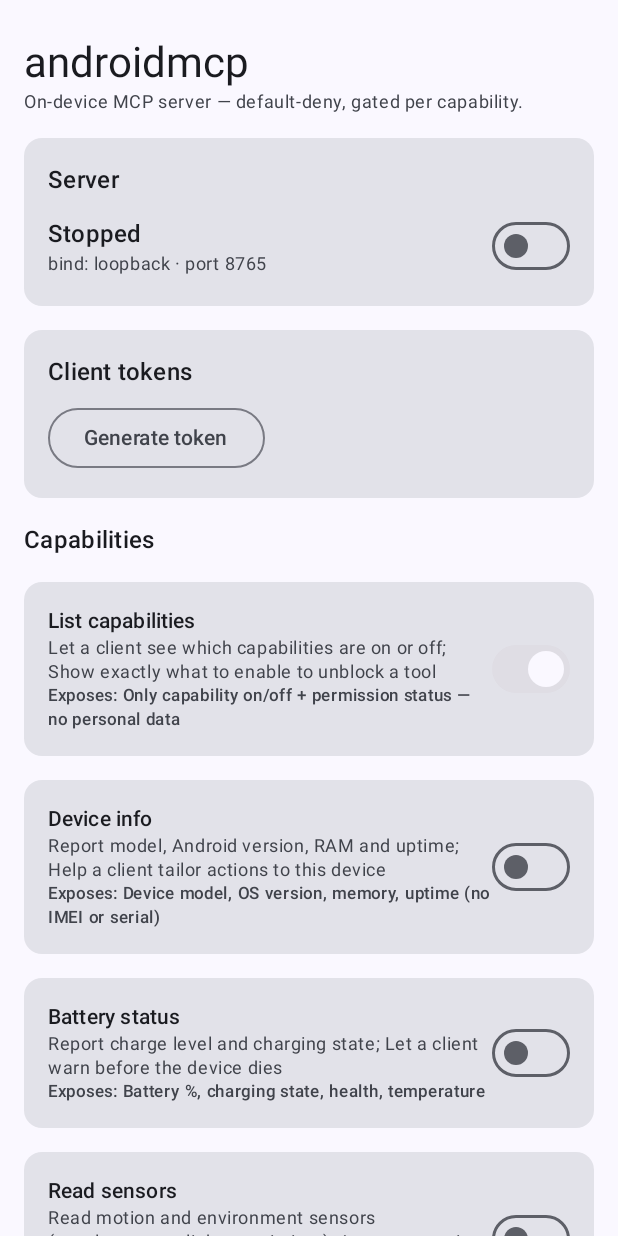
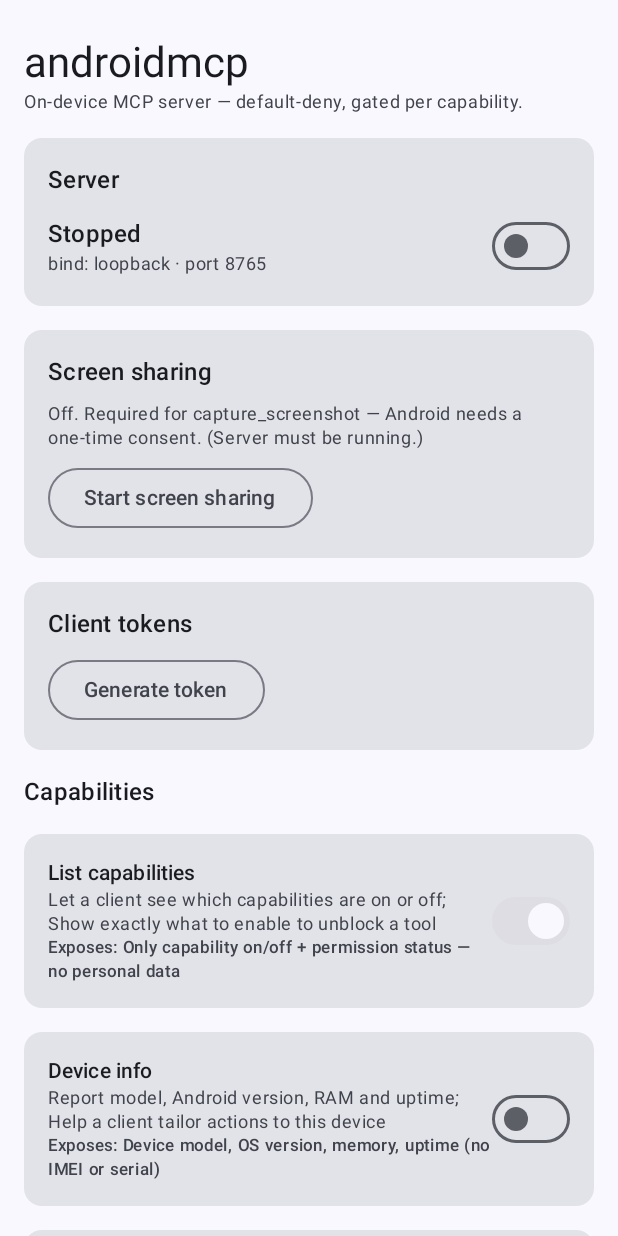
Before and after one commit to SixOfFive/AndroidMCP, an Android app built with Jetpack Compose: the screen it shows after launch (MainActivity), on a phone screen of 412 x 824 dp. Run offline under Robolectric (Android 15) with nearby library versions, the phone set to English and light mode, and no system bars; libraries missing offline, so code that uses them is left out: io.ktor.server.

Commit message:
Add capture_screenshot (MediaProjection)
The trickiest capability. User-initiated consent (Start screen sharing button ->
system MediaProjectionPermissionActivity), then the projection token is handed to
McpService, which re-asserts foreground with the mediaProjection FGS type and
calls getMediaProjection there (Android requires a mediaProjection-typed FGS to be
running BEFORE getMediaProjection — doing it from the Activity throws
SecurityException). ScreenCapture mirrors the display into an ImageReader via a
VirtualDisplay and returns one JPEG frame.

- ProjectionHolder: holds the live MediaProjection + an active StateFlow.
- McpService: ACTION_PROJECT path + startForegroundCompat(dataSync[/mediaProjection]);
  registers a projection stop-callback.
- UI: "Screen sharing" card (Start/Stop) driving the consent launcher.
- capture_screenshot registry entry (high-impact, session-gated) + runner.
- Manifest: mediaProjection FGS type + FOREGROUND_SERVICE_MEDIA_PROJECTION.

Verified on device: after granting screen sharing, capture_screenshot suspends on
approval; Allow returns a real 720x1471 screen JPEG.

Co-Authored-By: Claude Opus 4.8 <noreply@anthropic.com>

```diff
--- a/app/src/main/AndroidManifest.xml
+++ b/app/src/main/AndroidManifest.xml
@@ -4,6 +4,7 @@
     <uses-permission android:name="android.permission.INTERNET" />
     <uses-permission android:name="android.permission.ACCESS_NETWORK_STATE" />
     <uses-permission android:name="android.permission.FOREGROUND_SERVICE" />
+    <uses-permission android:name="android.permission.FOREGROUND_SERVICE_MEDIA_PROJECTION" />
     <uses-permission android:name="android.permission.POST_NOTIFICATIONS" />
     <uses-permission android:name="android.permission.CAMERA" />
     <uses-permission android:name="android.permission.RECORD_AUDIO" />
@@ -34,7 +35,7 @@
         <service
             android:name=".server.McpService"
             android:exported="false"
-            android:foregroundServiceType="dataSync" />
+            android:foregroundServiceType="dataSync|mediaProjection" />
 
         <receiver
             android:name=".server.ApprovalReceiver"
--- a/app/src/main/java/com/sixoffive/androidmcp/core/Capabilities.kt
+++ b/app/src/main/java/com/sixoffive/androidmcp/core/Capabilities.kt
@@ -139,6 +139,18 @@ object Capabilities {
             risk = "Low",
             defaultOn = false, phase = Phase.V1_1, highImpact = false,
         ),
+        CapabilityMeta(
+            id = "capture_screenshot", title = "Capture screenshot",
+            why = listOf(
+                "Capture the current screen so a client can see what's displayed",
+                "Read on-screen content a client cannot otherwise reach",
+            ),
+            permissions = emptyList(), // MediaProjection session, not a runtime permission
+            dataExposed = "An image of whatever is on your screen right now",
+            risk = "High — the screen may show messages, banking, or private content",
+            defaultOn = false, phase = Phase.V1_1, highImpact = true,
+            requiresForegroundNote = true,
+        ),
     )
 
     fun byId(id: String): CapabilityMeta? = REGISTRY.firstOrNull { it.id == id }
--- /dev/null
+++ b/app/src/main/java/com/sixoffive/androidmcp/server/ProjectionHolder.kt
@@ -0,0 +1,24 @@
+package com.sixoffive.androidmcp.server
+
+import android.media.projection.MediaProjection
+import kotlinx.coroutines.flow.MutableStateFlow
+
+/** Holds the live MediaProjection granted by the user (screen capture consent). */
+object ProjectionHolder {
+    @Volatile
+    var projection: MediaProjection? = null
+        private set
+
+    val active = MutableStateFlow(false)
+
+    fun set(p: MediaProjection?) {
+        projection = p
+        active.value = p != null
+    }
+
+    fun stop() {
+        runCatching { projection?.stop() }
+        projection = null
+        active.value = false
+    }
+}
--- a/app/src/main/java/com/sixoffive/androidmcp/ui/MainActivity.kt
+++ b/app/src/main/java/com/sixoffive/androidmcp/ui/MainActivity.kt
@@ -89,6 +89,16 @@ private fun ServerScreen() {
         ActivityResultContracts.RequestMultiplePermissions()
     ) { permRefresh++ }
 
+    val mpm = remember {
+        ctx.getSystemService(android.content.Context.MEDIA_PROJECTION_SERVICE) as android.media.projection.MediaProjectionManager
+    }
+    val projActive by com.sixoffive.androidmcp.server.ProjectionHolder.active.collectAsState()
+    val projLauncher = rememberLauncherForActivityResult(ActivityResultContracts.StartActivityForResult()) { res ->
+        if (res.resultCode == android.app.Activity.RESULT_OK && res.data != null) {
+            com.sixoffive.androidmcp.server.McpService.startProjection(ctx, res.resultCode, res.data!!)
+        }
+    }
+
     fun granted(perms: List<String>): Boolean {
         permRefresh // read so recomposition re-checks after a grant
         if (perms.isEmpty()) return true
@@ -130,6 +140,23 @@ private fun ServerScreen() {
                             ConfigStore.setMaster(on)
                             if (on) McpService.start(ctx) else McpService.stop(ctx)
                         })
+                    }
+                }
+            }
+
+            // ---- screen sharing (for capture_screenshot) ----
+            item {
+                SectionCard("Screen sharing") {
+                    Text(
+                        if (projActive) "Active — capture_screenshot can grab the screen."
+                        else "Off. Required for capture_screenshot — Android needs a one-time consent. (Server must be running.)",
+                        style = MaterialTheme.typography.bodySmall,
+                        color = MaterialTheme.colorScheme.onSurfaceVariant,
+                    )
+                    if (projActive) {
+                        TextButton(onClick = { com.sixoffive.androidmcp.server.ProjectionHolder.stop() }) { Text("Stop sharing") }
+                    } else {
+                        OutlinedButton(onClick = { projLauncher.launch(mpm.createScreenCaptureIntent()) }) { Text("Start screen sharing") }
                     }
                 }
             }
```
Also changed, not shown: app/src/main/java/com/sixoffive/androidmcp/server/Mcp.kt (+20 -0 lines), app/src/main/java/com/sixoffive/androidmcp/server/McpService.kt (+53 -1 lines), app/src/main/java/com/sixoffive/androidmcp/server/ScreenCapture.kt (added, +67 -0 lines), 1 other file.
